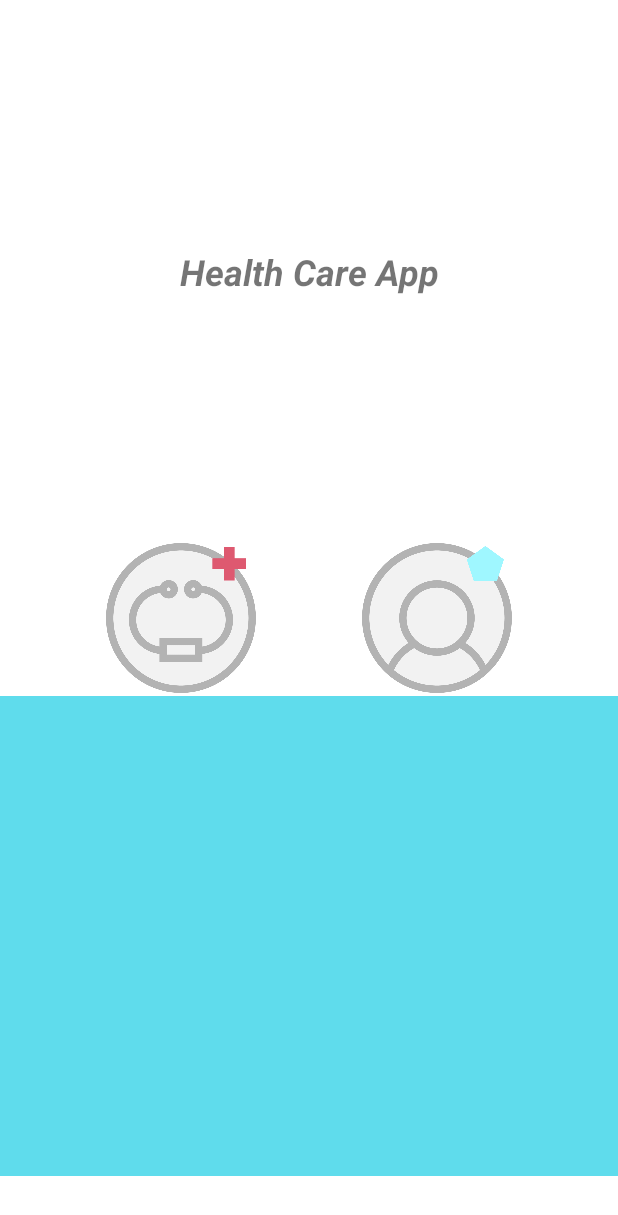
After one commit to TupeaAndrei/AndroidFinalProject, an Android app: the layout welcome_fragment.xml on its own in the app's theme, with its tools: preview values and no code run, on a phone screen of 412 x 824 dp. The commit adds this screen. Shown: the top 1215 px of the screen. Run offline under Robolectric (Android 15) with nearby library versions, the phone set to English and light mode, and no system bars.

Commit message:
Finished design for welcome fragment.
Finished the layout file for the welcome fragment.

```diff
--- /dev/null
+++ b/AndroidFinalApp/app/src/main/res/layout/welcome_fragment.xml
@@ -0,0 +1,58 @@
+<?xml version="1.0" encoding="utf-8"?>
+<androidx.constraintlayout.widget.ConstraintLayout xmlns:android="http://schemas.android.com/apk/res/android"
+    android:layout_width="match_parent"
+    android:layout_height="match_parent"
+    xmlns:app="http://schemas.android.com/apk/res-auto">
+
+    <TextView
+        android:id="@+id/health_care_text"
+        android:layout_width="wrap_content"
+        android:layout_height="wrap_content"
+        app:layout_constraintTop_toTopOf="parent"
+        app:layout_constraintBottom_toTopOf="@id/image_icon_doctor"
+        app:layout_constraintStart_toStartOf="parent"
+        app:layout_constraintEnd_toEndOf="parent"
+        android:text="@string/welcome_title"
+        android:textSize="@dimen/welcome_title_dimen"
+        android:textStyle="bold|italic"
+        />
+
+    <ImageView
+        android:id="@+id/image_icon_doctor"
+        android:layout_width="wrap_content"
+        android:layout_height="wrap_content"
+        android:src="@drawable/icon_doctor"
+        android:maxWidth="100dp"
+        android:maxHeight="100dp"
+        android:adjustViewBounds="true"
+        app:layout_constraintTop_toTopOf="parent"
+        app:layout_constraintBottom_toBottomOf="parent"
+        app:layout_constraintStart_toStartOf="parent"
+        app:layout_constraintEnd_toStartOf="@id/image_icon_patient"
+        />
+
+    <ImageView
+        android:id="@+id/image_icon_patient"
+        android:layout_width="wrap_content"
+        android:layout_height="wrap_content"
+        android:src="@drawable/icon_patient"
+        android:maxWidth="100dp"
+        android:maxHeight="100dp"
+        android:adjustViewBounds="true"
+        app:layout_constraintTop_toTopOf="parent"
+        app:layout_constraintBottom_toBottomOf="parent"
+        app:layout_constraintStart_toEndOf="@id/image_icon_doctor"
+        app:layout_constraintEnd_toEndOf="parent"
+        />
+
+    <LinearLayout
+        android:layout_width="0dp"
+        android:layout_height="320dp"
+        android:background="@color/pale_blue"
+        app:layout_constraintTop_toBottomOf="@id/image_icon_doctor"
+        app:layout_constraintStart_toStartOf="parent"
+        app:layout_constraintEnd_toEndOf="parent"
+        android:layout_marginTop="2dp"
+        />
+
+</androidx.constraintlayout.widget.ConstraintLayout>
--- a/AndroidFinalApp/app/src/main/res/values/colors.xml
+++ b/AndroidFinalApp/app/src/main/res/values/colors.xml
@@ -15,4 +15,5 @@
     <color name="red">#E5D93636</color>
     <color name="dark_red">#E58A0D0D</color>
     <color name="faded_orange">#E8A15D32</color>
+    <color name="pale_blue">#5FDCEC</color>
 </resources>
--- a/AndroidFinalApp/app/src/main/res/values/dimens.xml
+++ b/AndroidFinalApp/app/src/main/res/values/dimens.xml
@@ -6,4 +6,5 @@
     <dimen name="small_padding_dimen">10dp</dimen>
     <dimen name="medium_padding">20dp</dimen>
     <dimen name="default_window_padding">15dp</dimen>
+    <dimen name="welcome_title_dimen">24sp</dimen>
 </resources>
--- a/AndroidFinalApp/app/src/main/res/values/strings.xml
+++ b/AndroidFinalApp/app/src/main/res/values/strings.xml
@@ -9,4 +9,5 @@
     <string name="age">Age:</string>
     <string name="height">Height:</string>
     <string name="weight">Weight</string>
+    <string name="welcome_title">Health Care App</string>
 </resources>
```
Also changed, not shown: AndroidFinalApp/app/src/main/res/drawable/icon_doctor.png (added), AndroidFinalApp/app/src/main/res/drawable/icon_patient.png (added).
